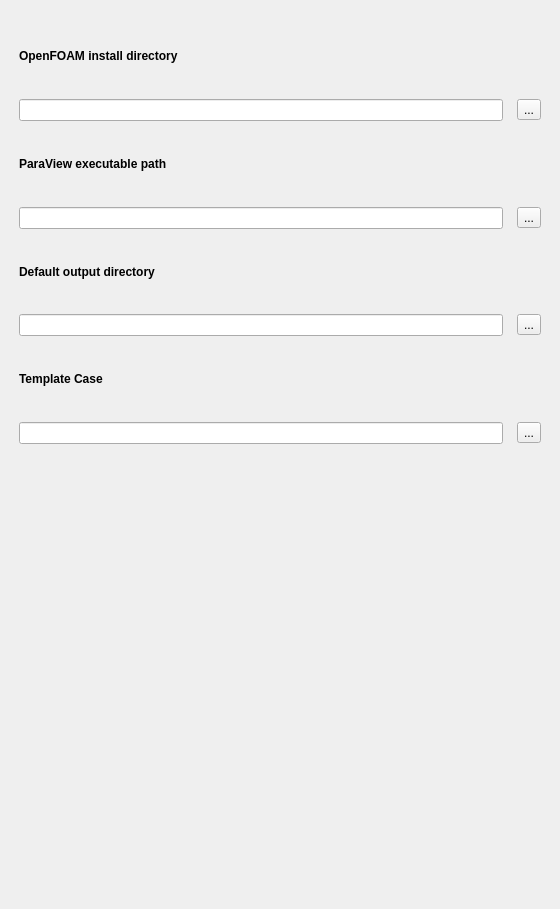
Old version of the form dexcsCfdPreferencePage.ui in the repository dexcs-of/workbentch.
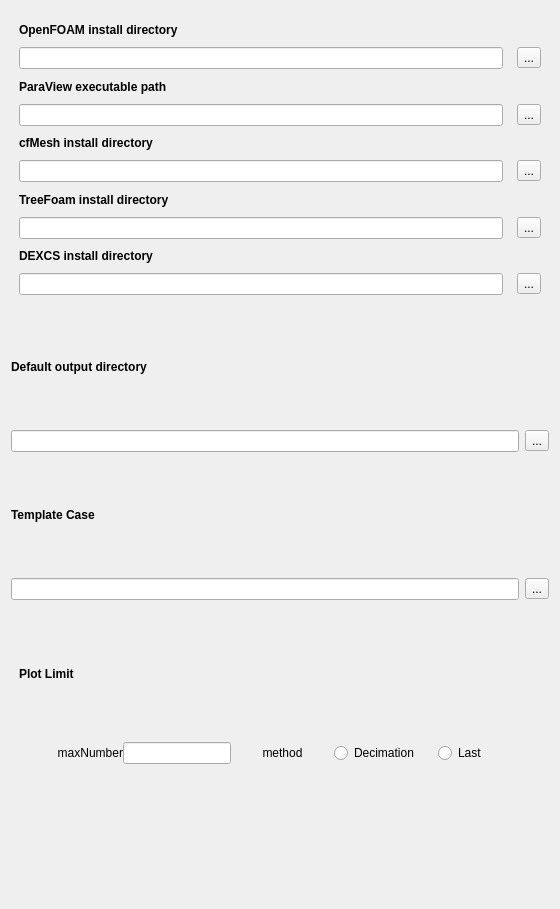
New version of the form.

Commit message: Plotツールのデータ数制限 preference画面を改造、とりあえずエラー無しで動いた

```diff
--- a/dexcsCfdPreferencePage.ui
+++ b/dexcsCfdPreferencePage.ui
@@ -34,31 +34,41 @@
      <property name="verticalSpacing">
       <number>6</number>
      </property>
-     <item row="0" column="0">
-      <widget class="QLabel" name="label_7">
-       <property name="font">
-        <font>
-         <weight>75</weight>
-         <bold>true</bold>
-        </font>
+     <item row="1" column="0">
+      <widget class="QLineEdit" name="le_foam_dir">
+       <property name="enabled">
+        <bool>true</bool>
        </property>
+       <property name="toolTip">
+        <string>The OpenFOAM install folder (e.g. 'OpenFOAM-xxx'). Leave blank to use $WM_PROJECT_DIR environment setting or search standard locations.</string>
+       </property>
+       <property name="readOnly">
+        <bool>false</bool>
+       </property>
+      </widget>
+     </item>
+     <item row="3" column="0">
+      <widget class="QLineEdit" name="le_paraview_path">
+       <property name="enabled">
+        <bool>true</bool>
+       </property>
+       <property name="toolTip">
+        <string>The full path of the ParaView executable. Leave blank to use search path.</string>
+       </property>
+       <property name="readOnly">
+        <bool>false</bool>
+       </property>
+      </widget>
+     </item>
+     <item row="7" column="1">
+      <widget class="QToolButton" name="tb_choose_treefoam_dir">
        <property name="text">
-        <string>OpenFOAM install directory</string>
+        <string>...</string>
        </property>
       </widget>
      </item>
      <item row="5" column="0">
-      <widget class="QLineEdit" name="le_output_dir">
-       <property name="enabled">
-        <bool>true</bool>
-       </property>
-       <property name="toolTip">
-        <string>The directory to which case folders are written. Used unless overridden on a per-analysis basis.</string>
-       </property>
-       <property name="readOnly">
-        <bool>false</bool>
-       </property>
-      </widget>
+      <widget class="QLineEdit" name="le_cfmesh_dir"/>
      </item>
      <item row="2" column="0">
       <widget class="QLabel" name="label_7b">
@@ -73,21 +83,18 @@
        </property>
       </widget>
      </item>
-     <item row="1" column="0">
-      <widget class="QLineEdit" name="le_foam_dir">
+     <item row="1" column="1">
+      <widget class="QToolButton" name="tb_choose_foam_dir">
        <property name="enabled">
         <bool>true</bool>
        </property>
-       <property name="toolTip">
-        <string>The OpenFOAM install folder (e.g. 'OpenFOAM-xxx'). Leave blank to use $WM_PROJECT_DIR environment setting or search standard locations.</string>
-       </property>
-       <property name="readOnly">
-        <bool>false</bool>
+       <property name="text">
+        <string>...</string>
        </property>
       </widget>
      </item>
      <item row="4" column="0">
-      <widget class="QLabel" name="label_outputdir">
+      <widget class="QLabel" name="label">
        <property name="font">
         <font>
          <weight>75</weight>
@@ -95,21 +102,84 @@
         </font>
        </property>
        <property name="text">
-        <string>Default output directory</string>
-       </property>
-      </widget>
-     </item>
-     <item row="3" column="1">
-      <widget class="QToolButton" name="tb_choose_paraview_path">
-       <property name="enabled">
-        <bool>true</bool>
-       </property>
-       <property name="text">
-        <string>...</string>
+        <string>cfMesh install directory</string>
        </property>
       </widget>
      </item>
      <item row="6" column="0">
+      <widget class="QLabel" name="label_3">
+       <property name="font">
+        <font>
+         <weight>75</weight>
+         <bold>true</bold>
+        </font>
+       </property>
+       <property name="text">
+        <string>TreeFoam install directory</string>
+       </property>
+      </widget>
+     </item>
+     <item row="7" column="0">
+      <widget class="QLineEdit" name="le_treefoam_dir"/>
+     </item>
+     <item row="5" column="1">
+      <widget class="QToolButton" name="tb_choose_cfmesh_dir">
+       <property name="text">
+        <string>...</string>
+       </property>
+      </widget>
+     </item>
+     <item row="3" column="1">
+      <widget class="QToolButton" name="tb_choose_paraview_path">
+       <property name="enabled">
+        <bool>true</bool>
+       </property>
+       <property name="text">
+        <string>...</string>
+       </property>
+      </widget>
+     </item>
+     <item row="0" column="0">
+      <widget class="QLabel" name="label_7">
+       <property name="font">
+        <font>
+         <weight>75</weight>
+         <bold>true</bold>
+        </font>
+       </property>
+       <property name="text">
+        <string>OpenFOAM install directory</string>
+       </property>
+      </widget>
+     </item>
+     <item row="12" column="0">
+      <widget class="QLabel" name="label_8">
+       <property name="font">
+        <font>
+         <weight>75</weight>
+         <bold>true</bold>
+        </font>
+       </property>
+       <property name="text">
+        <string>DEXCS install directory</string>
+       </property>
+      </widget>
+     </item>
+     <item row="13" column="0">
+      <widget class="QLineEdit" name="le_dexcs_dir"/>
+     </item>
+     <item row="13" column="1">
+      <widget class="QToolButton" name="tb_choose_dexcs_dir">
+       <property name="text">
+        <string>...</string>
+       </property>
+      </widget>
+     </item>
+    </layout>
+   </item>
+   <item>
+    <layout class="QGridLayout" name="gridLayout_2">
+     <item row="2" column="0">
       <widget class="QLabel" name="label_5">
        <property name="font">
         <font>
@@ -122,20 +192,14 @@
        </property>
       </widget>
      </item>
-     <item row="3" column="0">
-      <widget class="QLineEdit" name="le_paraview_path">
-       <property name="enabled">
-        <bool>true</bool>
-       </property>
-       <property name="toolTip">
-        <string>The full path of the ParaView executable. Leave blank to use search path.</string>
-       </property>
-       <property name="readOnly">
-        <bool>false</bool>
+     <item row="3" column="1">
+      <widget class="QToolButton" name="tb_choose_template_case">
+       <property name="text">
+        <string>...</string>
        </property>
       </widget>
      </item>
-     <item row="5" column="1">
+     <item row="1" column="1">
       <widget class="QToolButton" name="tb_choose_output_dir">
        <property name="enabled">
         <bool>true</bool>
@@ -145,23 +209,32 @@
        </property>
       </widget>
      </item>
-     <item row="1" column="1">
-      <widget class="QToolButton" name="tb_choose_foam_dir">
-       <property name="enabled">
-        <bool>true</bool>
+     <item row="0" column="0">
+      <widget class="QLabel" name="label_outputdir">
+       <property name="font">
+        <font>
+         <weight>75</weight>
+         <bold>true</bold>
+        </font>
        </property>
        <property name="text">
-        <string>...</string>
+        <string>Default output directory</string>
        </property>
       </widget>
      </item>
-     <item row="7" column="0">
+     <item row="3" column="0">
       <widget class="QLineEdit" name="le_template_case"/>
      </item>
-     <item row="7" column="1">
-      <widget class="QToolButton" name="tb_choose_template_case">
-       <property name="text">
-        <string>...</string>
+     <item row="1" column="0">
+      <widget class="QLineEdit" name="le_output_dir">
+       <property name="enabled">
+        <bool>true</bool>
+       </property>
+       <property name="toolTip">
+        <string>The directory to which case folders are written. Used unless overridden on a per-analysis basis.</string>
+       </property>
+       <property name="readOnly">
+        <bool>false</bool>
        </property>
       </widget>
      </item>
@@ -187,7 +260,7 @@
      <property name="verticalSpacing">
       <number>8</number>
      </property>
-     <item row="0" column="0">
+     <item row="2" column="0">
       <widget class="QFrame" name="gridFrame">
        <property name="lineWidth">
         <number>0</number>
@@ -208,6 +281,70 @@
        </layout>
       </widget>
      </item>
+     <item row="1" column="0">
+      <layout class="QHBoxLayout" name="horizontalLayout">
+       <item>
+        <widget class="QLabel" name="label_6">
+         <property name="text">
+          <string>maxNumber</string>
+         </property>
+         <property name="alignment">
+          <set>Qt::AlignRight|Qt::AlignTrailing|Qt::AlignVCenter</set>
+         </property>
+        </widget>
+       </item>
+       <item>
+        <widget class="QLineEdit" name="le_plot_maxnumber">
+         <property name="sizePolicy">
+          <sizepolicy hsizetype="Minimum" vsizetype="Fixed">
+           <horstretch>0</horstretch>
+           <verstretch>0</verstretch>
+          </sizepolicy>
+         </property>
+        </widget>
+       </item>
+       <item>
+        <widget class="QLabel" name="label_2">
+         <property name="layoutDirection">
+          <enum>Qt::LeftToRight</enum>
+         </property>
+         <property name="text">
+          <string>method</string>
+         </property>
+         <property name="alignment">
+          <set>Qt::AlignCenter</set>
+         </property>
+        </widget>
+       </item>
+       <item>
+        <widget class="QRadioButton" name="rb_deci">
+         <property name="text">
+          <string>Decimation</string>
+         </property>
+        </widget>
+       </item>
+       <item>
+        <widget class="QRadioButton" name="rb_last">
+         <property name="text">
+          <string>Last</string>
+         </property>
+        </widget>
+       </item>
+      </layout>
+     </item>
+     <item row="0" column="0">
+      <widget class="QLabel" name="label_4">
+       <property name="font">
+        <font>
+         <weight>75</weight>
+         <bold>true</bold>
+        </font>
+       </property>
+       <property name="text">
+        <string>Plot Limit</string>
+       </property>
+      </widget>
+     </item>
     </layout>
    </item>
   </layout>
```
Left out of the diff: 2 changed lines with no effect on the pictures. The commit also changes 2 other files.
